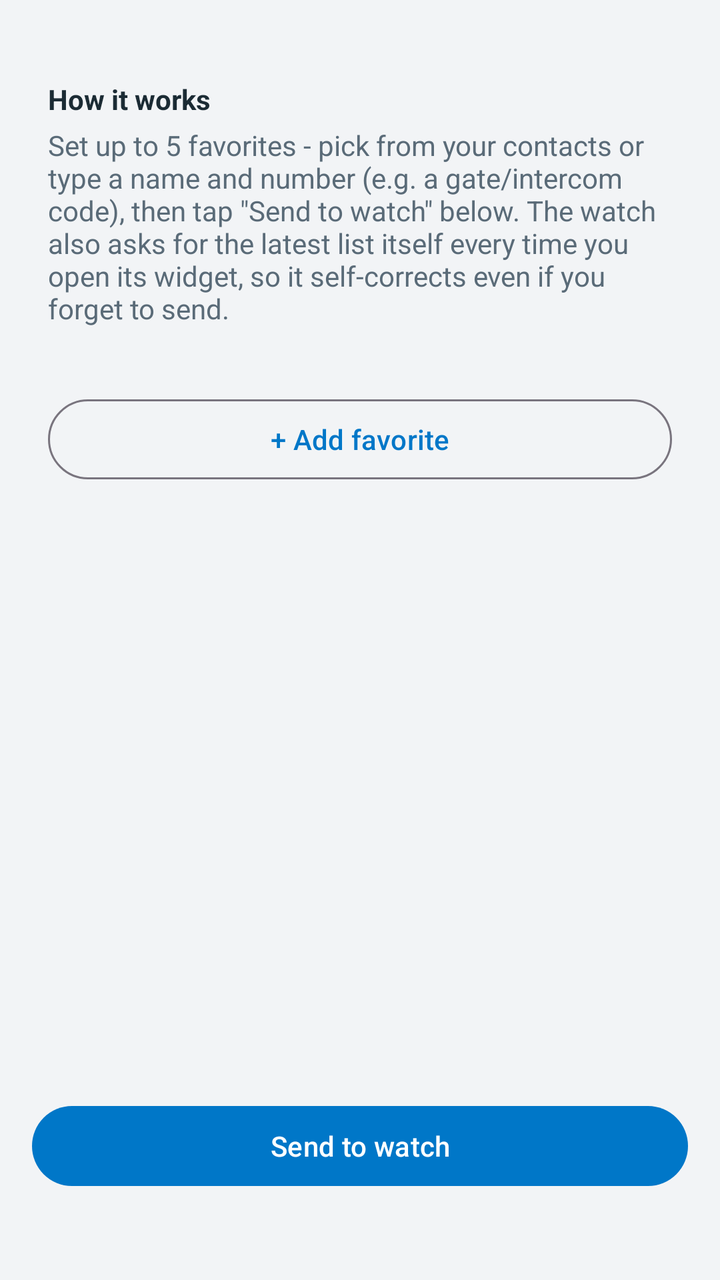
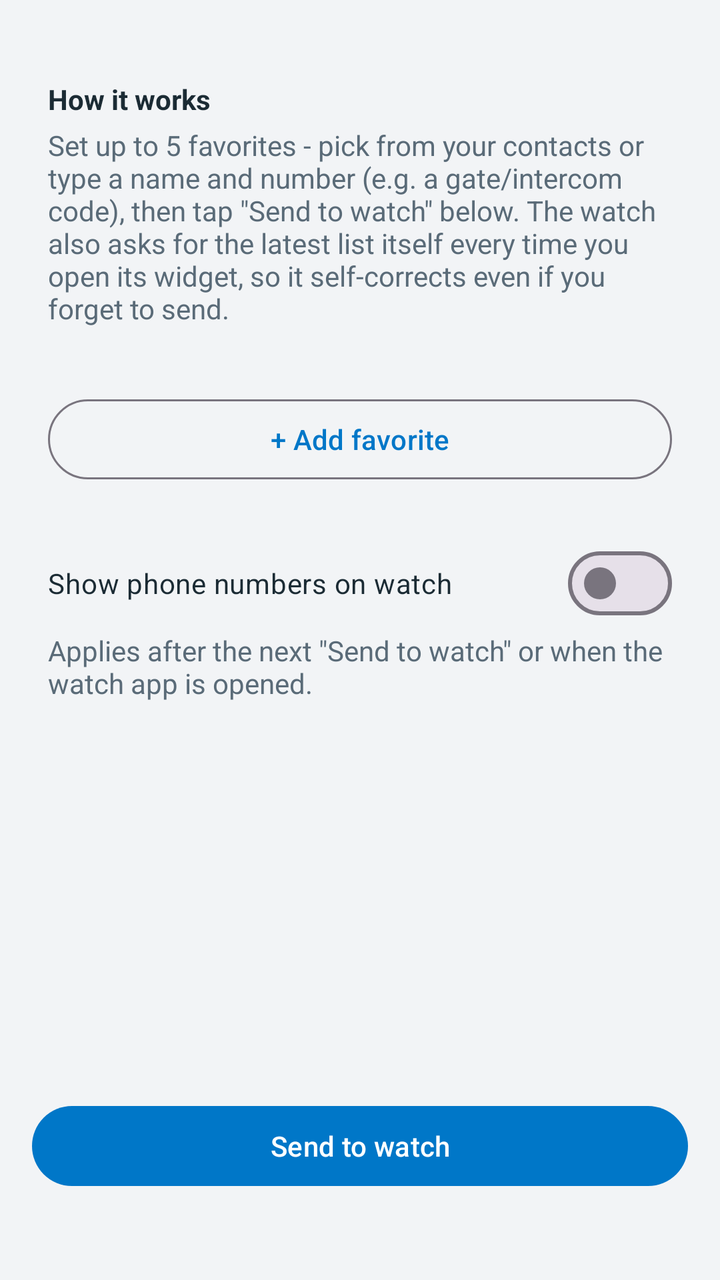

Before-and-after screenshots of an Android layout around one commit, followed by the original layout XML and the change that was made.
<!-- AndroidManifest.xml: application theme Theme.GarminDialer -->
<!-- res/layout/activity_favorites.xml -->
<?xml version="1.0" encoding="utf-8"?>
<LinearLayout xmlns:android="http://schemas.android.com/apk/res/android"
    android:layout_width="match_parent"
    android:layout_height="match_parent"
    android:orientation="vertical"
    android:background="?android:attr/colorBackground">

    <ScrollView
        android:layout_width="match_parent"
        android:layout_height="0dp"
        android:layout_weight="1">

        <LinearLayout
            android:layout_width="match_parent"
            android:layout_height="wrap_content"
            android:orientation="vertical"
            android:padding="24dp">

            <TextView
                android:layout_width="match_parent"
                android:layout_height="wrap_content"
                android:layout_marginTop="16dp"
                android:textStyle="bold"
                android:textColor="?attr/colorOnSurface"
                android:text="@string/favorites_help_heading" />

            <TextView
                android:layout_width="match_parent"
                android:layout_height="wrap_content"
                android:textSize="14sp"
                android:textColor="?attr/colorOnSurfaceVariant"
                android:layout_marginTop="4dp"
                android:layout_marginBottom="24dp"
                android:text="@string/favorites_intro" />

            <LinearLayout
                android:id="@+id/favoritesContainer"
                android:layout_width="match_parent"
                android:layout_height="wrap_content"
                android:orientation="vertical" />

            <Button
                android:id="@+id/addFavoriteButton"
                style="?attr/materialButtonOutlinedStyle"
                android:layout_width="match_parent"
                android:layout_height="wrap_content"
                android:layout_marginTop="8dp"
                android:text="@string/add_favorite" />

        </LinearLayout>
    </ScrollView>

    <LinearLayout
        android:id="@+id/bottomBar"
        android:layout_width="match_parent"
        android:layout_height="wrap_content"
        android:orientation="vertical"
        android:paddingHorizontal="16dp"
        android:paddingTop="16dp"
        android:paddingBottom="16dp">

        <Button
            android:id="@+id/sendToWatchButton"
            android:layout_width="match_parent"
            android:layout_height="wrap_content"
            android:text="@string/send_to_watch" />

        <TextView
            android:id="@+id/syncStatusText"
            android:layout_width="match_parent"
            android:layout_height="wrap_content"
            android:layout_marginTop="8dp"
            android:gravity="center"
            android:textColor="?attr/colorOnSurface" />

    </LinearLayout>
</LinearLayout>
<!-- resources referenced by this layout -->
<resources>
  <string name="add_favorite">+ Add favorite</string>
  <string name="favorites_help_heading">How it works</string>
  <string name="favorites_intro">Set up to 5 favorites - pick from your contacts or type a name and number (e.g. a gate/intercom code), then tap \"Send to watch\" below. The watch also asks for the latest list itself every time you open its widget, so it self-corrects even if you forget to send.</string>
  <string name="send_to_watch">Send to watch</string>
  <style name="Theme.GarminDialer" parent="Theme.Material3.DayNight.NoActionBar">
          <item name="colorPrimary">@color/color_primary</item>
          <item name="colorOnPrimary">@color/color_on_primary</item>
          <item name="colorSecondary">@color/color_accent</item>
          <item name="colorSecondaryVariant">@color/color_primary_variant</item>
          <item name="colorSurface">@color/color_surface</item>
          <item name="colorOnSurface">@color/color_on_background</item>
          <item name="colorOnSurfaceVariant">@color/color_on_surface_variant</item>
          <item name="android:colorBackground">@color/color_background</item>
          <item name="colorOnBackground">@color/color_on_background</item>
          <item name="android:statusBarColor">@color/color_background</item>
          <item name="android:navigationBarColor">@color/color_background</item>
      </style>
  <color name="color_primary">#0077C8</color>
  <color name="color_on_primary">#FFFFFF</color>
  <color name="color_accent">#4FA8D8</color>
  <color name="color_primary_variant">#06283D</color>
  <color name="color_surface">#FFFFFF</color>
  <color name="color_on_background">#1B2B34</color>
  <color name="color_on_surface_variant">#5A6B78</color>
  <color name="color_background">#F2F4F6</color>
</resources>

<!-- the commit's change to res/layout/activity_favorites.xml (unified diff, before → after) -->
@@ -47,6 +47,21 @@
                 android:layout_marginTop="8dp"
                 android:text="@string/add_favorite" />
 
+            <com.google.android.material.materialswitch.MaterialSwitch
+                android:id="@+id/showNumberSwitch"
+                android:layout_width="match_parent"
+                android:layout_height="wrap_content"
+                android:layout_marginTop="24dp"
+                android:textColor="?attr/colorOnSurface"
+                android:text="@string/show_number_on_watch" />
+
+            <TextView
+                android:layout_width="match_parent"
+                android:layout_height="wrap_content"
+                android:textSize="14sp"
+                android:textColor="?attr/colorOnSurfaceVariant"
+                android:text="@string/show_number_on_watch_hint" />
+
         </LinearLayout>
     </ScrollView>
 
<!-- resource entries referenced after the edit -->
@@ -4,6 +4,8 @@
   <string name="favorites_help_heading">How it works</string>
   <string name="favorites_intro">Set up to 5 favorites - pick from your contacts or type a name and number (e.g. a gate/intercom code), then tap \"Send to watch\" below. The watch also asks for the latest list itself every time you open its widget, so it self-corrects even if you forget to send.</string>
   <string name="send_to_watch">Send to watch</string>
+  <string name="show_number_on_watch">Show phone numbers on watch</string>
+  <string name="show_number_on_watch_hint">Applies after the next \"Send to watch\" or when the watch app is opened.</string>
   <style name="Theme.GarminDialer" parent="Theme.Material3.DayNight.NoActionBar">
           <item name="colorPrimary">@color/color_primary</item>
           <item name="colorOnPrimary">@color/color_on_primary</item>
